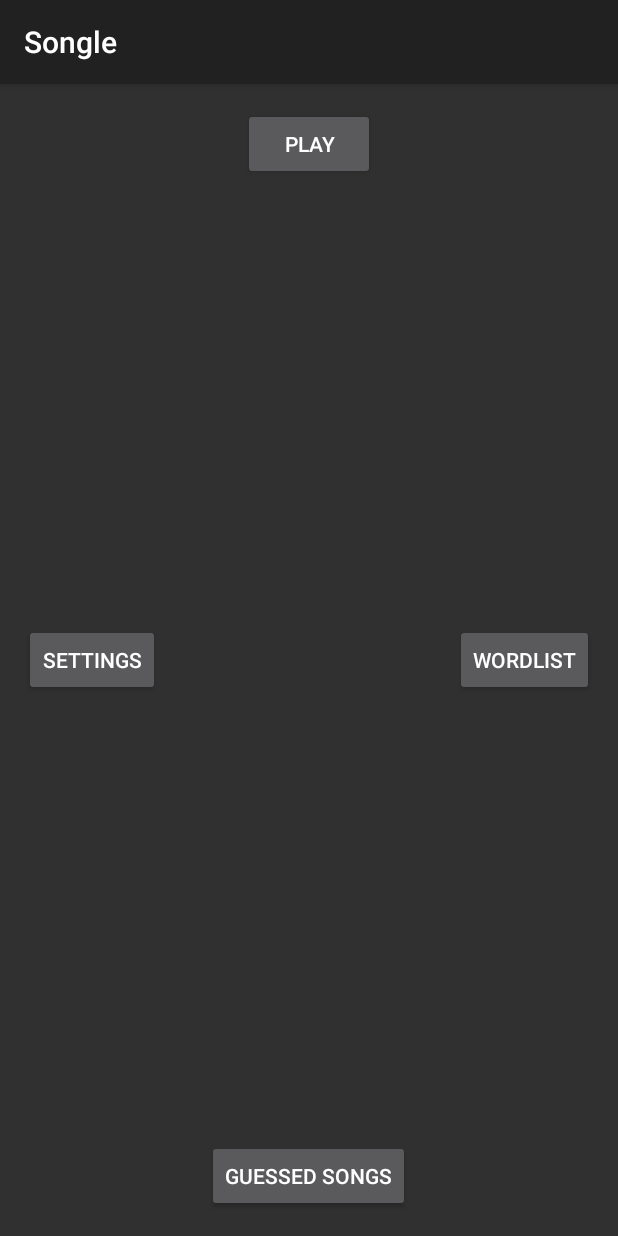
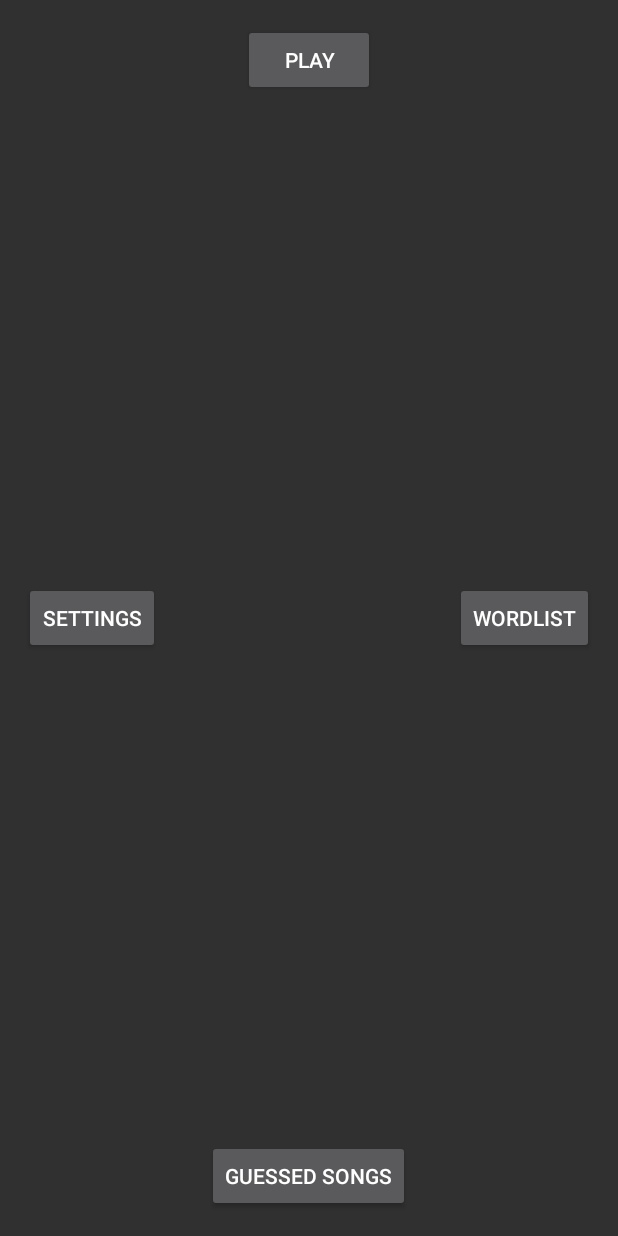
Before and after one commit to abrisan/Songle, an Android app: the screen it shows after launch (MainActivity), on a phone screen of 412 x 824 dp. Run offline under Robolectric (Android 15) with nearby library versions, the phone set to English and light mode, and no system bars.

Commit message:
[[ Styles ]] Updated themes

```diff
--- a/app/src/main/res/values/styles.xml
+++ b/app/src/main/res/values/styles.xml
@@ -1,8 +1,6 @@
 <resources>
 
-    <!-- Base application theme. -->
-    <style name="AppTheme" parent="android:Theme.Material"/>
-    <style name="MainTheme" parent="android:Theme.Material.NoActionBar" />
+    <style name="AppTheme" parent="android:Theme.Material.NoActionBar"/>
     <style name="SplashTheme" parent="android:Theme.Material.Dialog.NoActionBar" />
 
 </resources>
```
